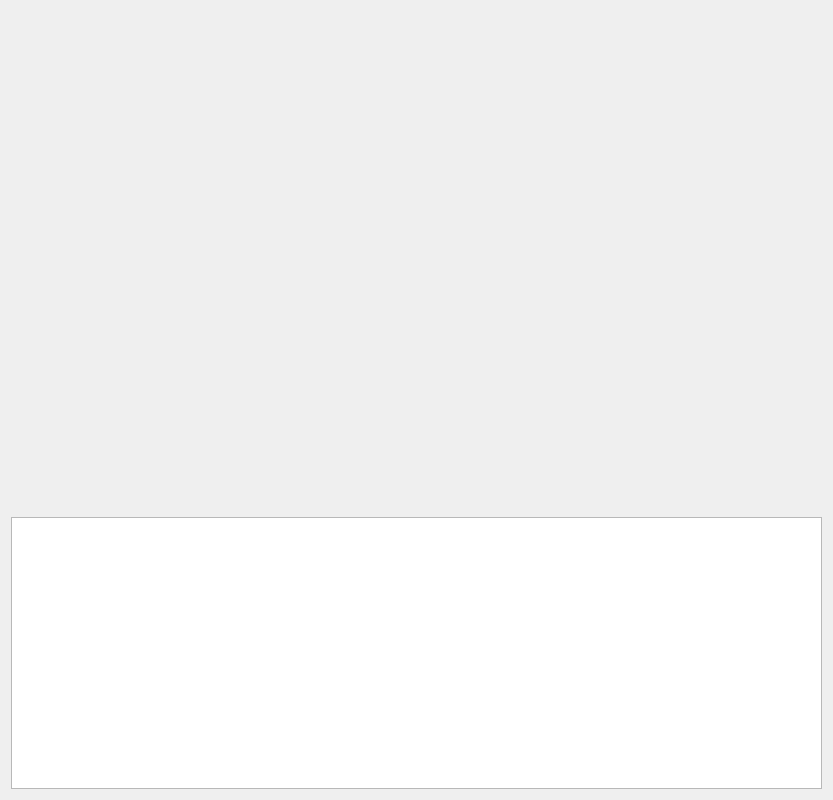
This is SIM-VICUS/src/SVAboutDialog.ui in ghorwin/SIM-VICUS as Qt 5 draws it before an edit. The edited form follows.
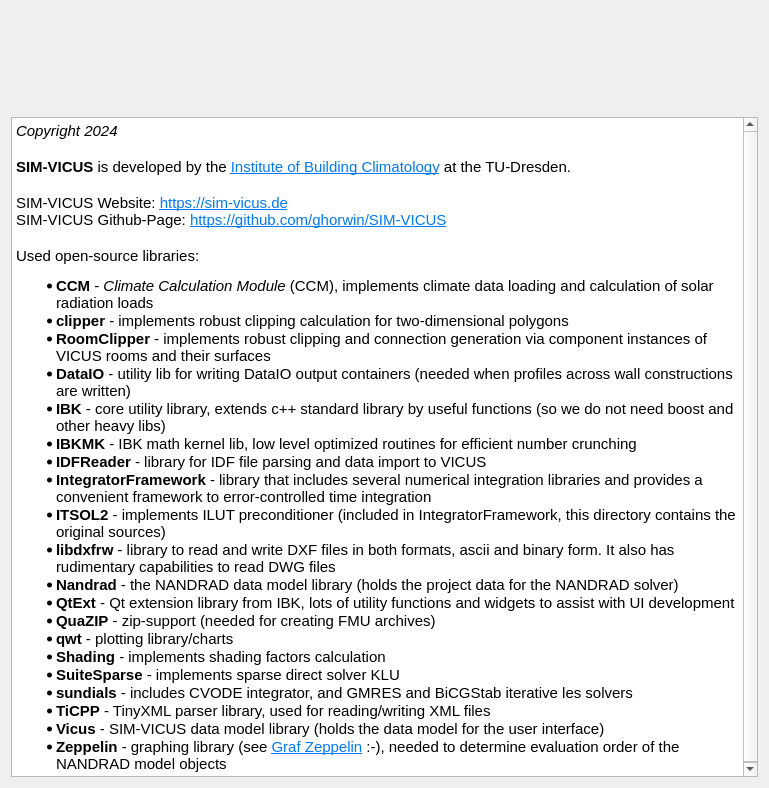
This is the edited form.

Commit message: Updated about dialog

```diff
--- a/SIM-VICUS/src/SVAboutDialog.ui
+++ b/SIM-VICUS/src/SVAboutDialog.ui
@@ -6,15 +6,15 @@
    <rect>
     <x>0</x>
     <y>0</y>
-    <width>833</width>
-    <height>800</height>
+    <width>769</width>
+    <height>788</height>
    </rect>
   </property>
-  <property name="minimumSize">
-   <size>
-    <width>0</width>
-    <height>800</height>
-   </size>
+  <property name="sizePolicy">
+   <sizepolicy hsizetype="MinimumExpanding" vsizetype="MinimumExpanding">
+    <horstretch>0</horstretch>
+    <verstretch>0</verstretch>
+   </sizepolicy>
   </property>
   <property name="palette">
    <palette>
@@ -32,13 +32,63 @@
      <property name="minimumSize">
       <size>
        <width>0</width>
-       <height>500</height>
+       <height>100</height>
       </size>
      </property>
+     <property name="maximumSize">
+      <size>
+       <width>16777215</width>
+       <height>100</height>
+      </size>
+     </property>
+     <property name="openExternalLinks">
+      <bool>true</bool>
+     </property>
     </widget>
    </item>
    <item>
-    <widget class="QTextBrowser" name="textBrowser"/>
+    <widget class="QTextBrowser" name="textBrowser">
+     <property name="html">
+      <string>&lt;!DOCTYPE HTML PUBLIC &quot;-//W3C//DTD HTML 4.0//EN&quot; &quot;http://www.w3.org/TR/REC-html40/strict.dtd&quot;&gt;
+&lt;html&gt;&lt;head&gt;&lt;meta name=&quot;qrichtext&quot; content=&quot;1&quot; /&gt;&lt;meta charset=&quot;utf-8&quot; /&gt;&lt;style type=&quot;text/css&quot;&gt;
+p, li { white-space: pre-wrap; }
+hr { height: 1px; border-width: 0; }
+li.unchecked::marker { content: &quot;\2610&quot;; }
+li.checked::marker { content: &quot;\2612&quot;; }
+&lt;/style&gt;&lt;/head&gt;&lt;body style=&quot; font-family:'Ubuntu'; font-size:11pt; font-weight:400; font-style:normal;&quot;&gt;
+&lt;p style=&quot; margin-top:0px; margin-bottom:0px; margin-left:0px; margin-right:0px; -qt-block-indent:0; text-indent:0px;&quot;&gt;&lt;span style=&quot; font-style:italic;&quot;&gt;Copyright 2024&lt;/span&gt;&lt;/p&gt;
+&lt;p style=&quot;-qt-paragraph-type:empty; margin-top:0px; margin-bottom:0px; margin-left:0px; margin-right:0px; -qt-block-indent:0; text-indent:0px;&quot;&gt;&lt;br /&gt;&lt;/p&gt;
+&lt;p style=&quot; margin-top:0px; margin-bottom:0px; margin-left:0px; margin-right:0px; -qt-block-indent:0; text-indent:0px;&quot;&gt;&lt;span style=&quot; font-weight:700;&quot;&gt;SIM-VICUS&lt;/span&gt; is developed by the &lt;a href=&quot;https://tu-dresden.de/ibk&quot;&gt;&lt;span style=&quot; text-decoration: underline; color:#007af4;&quot;&gt;Institute of Building Climatology&lt;/span&gt;&lt;/a&gt; at the TU-Dresden.&lt;/p&gt;
+&lt;p style=&quot;-qt-paragraph-type:empty; margin-top:0px; margin-bottom:0px; margin-left:0px; margin-right:0px; -qt-block-indent:0; text-indent:0px;&quot;&gt;&lt;br /&gt;&lt;/p&gt;
+&lt;p style=&quot; margin-top:0px; margin-bottom:0px; margin-left:0px; margin-right:0px; -qt-block-indent:0; text-indent:0px;&quot;&gt;SIM-VICUS Website: &lt;a href=&quot;\&amp;quot;https://sim-vicus.de\&amp;quot;&quot;&gt;&lt;span style=&quot; text-decoration: underline; color:#007af4;&quot;&gt;https://sim-vicus.de&lt;/span&gt;&lt;/a&gt;&lt;br /&gt;SIM-VICUS Github-Page: &lt;a href=&quot;https://github.com/ghorwin/SIM-VICUS&quot;&gt;&lt;span style=&quot; text-decoration: underline; color:#007af4;&quot;&gt;https://github.com/ghorwin/SIM-VICUS&lt;/span&gt;&lt;/a&gt;&lt;/p&gt;
+&lt;p style=&quot;-qt-paragraph-type:empty; margin-top:0px; margin-bottom:0px; margin-left:0px; margin-right:0px; -qt-block-indent:0; text-indent:0px; text-decoration: underline; color:#007af4;&quot;&gt;&lt;br /&gt;&lt;/p&gt;
+&lt;p style=&quot; margin-top:0px; margin-bottom:0px; margin-left:0px; margin-right:0px; -qt-block-indent:0; text-indent:0px;&quot;&gt;Used open-source libraries:&lt;/p&gt;
+&lt;ul style=&quot;margin-top: 0px; margin-bottom: 0px; margin-left: 0px; margin-right: 0px; -qt-list-indent: 1;&quot;&gt;
+&lt;li style=&quot; margin-top:12px; margin-bottom:0px; margin-left:0px; margin-right:0px; -qt-block-indent:0; text-indent:0px;&quot;&gt;&lt;span style=&quot; font-weight:700;&quot;&gt;CCM&lt;/span&gt; - &lt;span style=&quot; font-style:italic;&quot;&gt;Climate Calculation Module&lt;/span&gt; (CCM), implements climate data loading and calculation of solar radiation loads&lt;/li&gt;
+&lt;li style=&quot; margin-top:0px; margin-bottom:0px; margin-left:0px; margin-right:0px; -qt-block-indent:0; text-indent:0px;&quot;&gt;&lt;span style=&quot; font-weight:700;&quot;&gt;clipper&lt;/span&gt; - implements robust clipping calculation for two-dimensional polygons&lt;/li&gt;
+&lt;li style=&quot; margin-top:0px; margin-bottom:0px; margin-left:0px; margin-right:0px; -qt-block-indent:0; text-indent:0px;&quot;&gt;&lt;span style=&quot; font-weight:700;&quot;&gt;RoomClipper&lt;/span&gt; - implements robust clipping and connection generation via component instances of VICUS rooms and their surfaces&lt;/li&gt;
+&lt;li style=&quot; margin-top:0px; margin-bottom:0px; margin-left:0px; margin-right:0px; -qt-block-indent:0; text-indent:0px;&quot;&gt;&lt;span style=&quot; font-weight:700;&quot;&gt;DataIO&lt;/span&gt; - utility lib for writing DataIO output containers (needed when profiles across wall constructions are written)&lt;/li&gt;
+&lt;li style=&quot; margin-top:0px; margin-bottom:0px; margin-left:0px; margin-right:0px; -qt-block-indent:0; text-indent:0px;&quot;&gt;&lt;span style=&quot; font-weight:700;&quot;&gt;IBK&lt;/span&gt; - core utility library, extends c++ standard library by useful functions (so we do not need boost and other heavy libs)&lt;/li&gt;
+&lt;li style=&quot; margin-top:0px; margin-bottom:0px; margin-left:0px; margin-right:0px; -qt-block-indent:0; text-indent:0px;&quot;&gt;&lt;span style=&quot; font-weight:700;&quot;&gt;IBKMK&lt;/span&gt; - IBK math kernel lib, low level optimized routines for efficient number crunching&lt;/li&gt;
+&lt;li style=&quot; margin-top:0px; margin-bottom:0px; margin-left:0px; margin-right:0px; -qt-block-indent:0; text-indent:0px;&quot;&gt;&lt;span style=&quot; font-weight:700;&quot;&gt;IDFReader&lt;/span&gt; - library for IDF file parsing and data import to VICUS&lt;/li&gt;
+&lt;li style=&quot; margin-top:0px; margin-bottom:0px; margin-left:0px; margin-right:0px; -qt-block-indent:0; text-indent:0px;&quot;&gt;&lt;span style=&quot; font-weight:700;&quot;&gt;IntegratorFramework&lt;/span&gt; - library that includes several numerical integration libraries and provides a convenient framework to error-controlled time integration&lt;/li&gt;
+&lt;li style=&quot; margin-top:0px; margin-bottom:0px; margin-left:0px; margin-right:0px; -qt-block-indent:0; text-indent:0px;&quot;&gt;&lt;span style=&quot; font-weight:700;&quot;&gt;ITSOL2&lt;/span&gt; - implements ILUT preconditioner (included in IntegratorFramework, this directory contains the original sources)&lt;/li&gt;
+&lt;li style=&quot; margin-top:0px; margin-bottom:0px; margin-left:0px; margin-right:0px; -qt-block-indent:0; text-indent:0px;&quot;&gt;&lt;span style=&quot; font-weight:700;&quot;&gt;libdxfrw&lt;/span&gt; - library to read and write DXF files in both formats, ascii and binary form. It also has rudimentary capabilities to read DWG files&lt;/li&gt;
+&lt;li style=&quot; margin-top:0px; margin-bottom:0px; margin-left:0px; margin-right:0px; -qt-block-indent:0; text-indent:0px;&quot;&gt;&lt;span style=&quot; font-weight:700;&quot;&gt;Nandrad&lt;/span&gt; - the NANDRAD data model library (holds the project data for the NANDRAD solver)&lt;/li&gt;
+&lt;li style=&quot; margin-top:0px; margin-bottom:0px; margin-left:0px; margin-right:0px; -qt-block-indent:0; text-indent:0px;&quot;&gt;&lt;span style=&quot; font-weight:700;&quot;&gt;QtExt&lt;/span&gt; - Qt extension library from IBK, lots of utility functions and widgets to assist with UI development&lt;/li&gt;
+&lt;li style=&quot; margin-top:0px; margin-bottom:0px; margin-left:0px; margin-right:0px; -qt-block-indent:0; text-indent:0px;&quot;&gt;&lt;span style=&quot; font-weight:700;&quot;&gt;QuaZIP&lt;/span&gt; - zip-support (needed for creating FMU archives)&lt;/li&gt;
+&lt;li style=&quot; margin-top:0px; margin-bottom:0px; margin-left:0px; margin-right:0px; -qt-block-indent:0; text-indent:0px;&quot;&gt;&lt;span style=&quot; font-weight:700;&quot;&gt;qwt&lt;/span&gt; - plotting library/charts&lt;/li&gt;
+&lt;li style=&quot; margin-top:0px; margin-bottom:0px; margin-left:0px; margin-right:0px; -qt-block-indent:0; text-indent:0px;&quot;&gt;&lt;span style=&quot; font-weight:700;&quot;&gt;Shading&lt;/span&gt; - implements shading factors calculation&lt;/li&gt;
+&lt;li style=&quot; margin-top:0px; margin-bottom:0px; margin-left:0px; margin-right:0px; -qt-block-indent:0; text-indent:0px;&quot;&gt;&lt;span style=&quot; font-weight:700;&quot;&gt;SuiteSparse&lt;/span&gt; - implements sparse direct solver KLU&lt;/li&gt;
+&lt;li style=&quot; margin-top:0px; margin-bottom:0px; margin-left:0px; margin-right:0px; -qt-block-indent:0; text-indent:0px;&quot;&gt;&lt;span style=&quot; font-weight:700;&quot;&gt;sundials&lt;/span&gt; - includes CVODE integrator, and GMRES and BiCGStab iterative les solvers&lt;/li&gt;
+&lt;li style=&quot; margin-top:0px; margin-bottom:0px; margin-left:0px; margin-right:0px; -qt-block-indent:0; text-indent:0px;&quot;&gt;&lt;span style=&quot; font-weight:700;&quot;&gt;TiCPP&lt;/span&gt; - TinyXML parser library, used for reading/writing XML files&lt;/li&gt;
+&lt;li style=&quot; margin-top:0px; margin-bottom:0px; margin-left:0px; margin-right:0px; -qt-block-indent:0; text-indent:0px;&quot;&gt;&lt;span style=&quot; font-weight:700;&quot;&gt;Vicus&lt;/span&gt; - SIM-VICUS data model library (holds the data model for the user interface)&lt;/li&gt;
+&lt;li style=&quot; margin-top:0px; margin-bottom:12px; margin-left:0px; margin-right:0px; -qt-block-indent:0; text-indent:0px;&quot;&gt;&lt;span style=&quot; font-weight:700;&quot;&gt;Zeppelin&lt;/span&gt; - graphing library (see &lt;a href=&quot;https://de.wikipedia.org/wiki/Ferdinand_von_Zeppelin&quot;&gt;&lt;span style=&quot; text-decoration: underline; color:#007af4;&quot;&gt;Graf Zeppelin&lt;/span&gt;&lt;/a&gt; :-), needed to determine evaluation order of the NANDRAD model objects&lt;/li&gt;&lt;/ul&gt;&lt;/body&gt;&lt;/html&gt;</string>
+     </property>
+     <property name="openExternalLinks">
+      <bool>true</bool>
+     </property>
+    </widget>
    </item>
   </layout>
  </widget>
```
Left out of the diff: 3 changed lines with no effect on the pictures. The commit also changes 1 other file.
